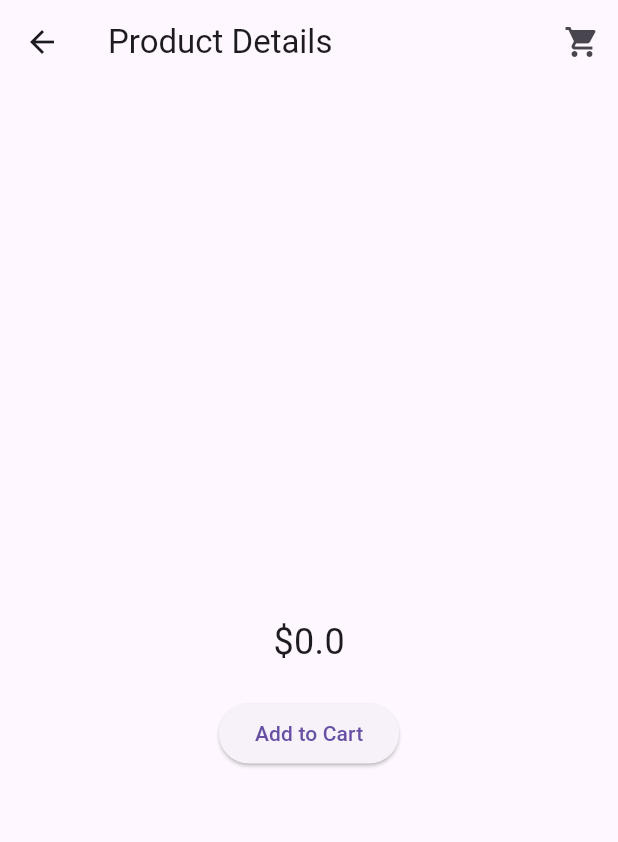
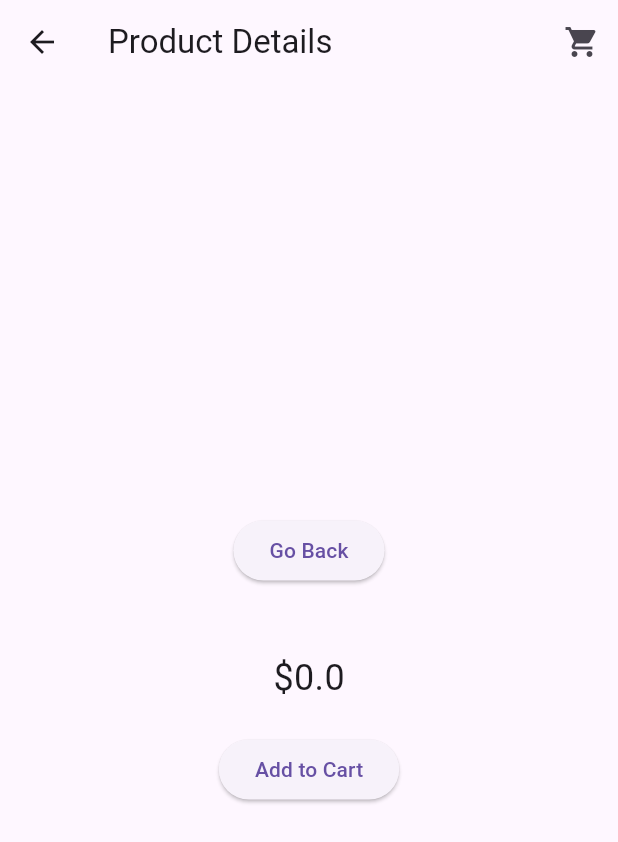
Before and after one commit to josuemedinaguerrero/getx_intro_flutter, a Flutter app: the ProductDetailsView screen opened directly with empty values, on a phone screen of 412 x 824 dp. Shown: the top 842 px of the screen. Run offline on Flutter 3.47's test engine with Material 3 defaults, Android fonts, the phone set to English and light mode, and no system bars; our stand-ins replace get.

Commit message:
navigation getx

```diff
--- a/lib/app/modules/product/views/product_details_view.dart
+++ b/lib/app/modules/product/views/product_details_view.dart
@@ -5,6 +5,8 @@ import 'package:getx_intro/app/modules/product/models/product_model.dart';
 
 class ProductDetailsView extends StatelessWidget {
   final CartController cartController = Get.find<CartController>();
+
+  ProductDetailsView({super.key});
 
   @override
   Widget build(BuildContext context) {
@@ -17,7 +19,7 @@ class ProductDetailsView extends StatelessWidget {
           IconButton(
             icon: Icon(Icons.shopping_cart),
             onPressed: () {
-              Get.toNamed('/cart');
+              Get.offAllNamed('/cart');
             },
           )
         ],
@@ -26,6 +28,12 @@ class ProductDetailsView extends StatelessWidget {
         child: Column(
           mainAxisAlignment: MainAxisAlignment.center,
           children: [
+            ElevatedButton(
+              child: Text('Go Back'),
+              onPressed: () {
+                Get.back();
+              },
+            ),
             Text(product.name, style: TextStyle(fontSize: 24)),
             SizedBox(height: 10),
             Text('\$${product.price.toString()}', style: TextStyle(fontSize: 24)),
--- a/lib/app/routes/app_pages.dart
+++ b/lib/app/routes/app_pages.dart
@@ -1,5 +1,6 @@
 import 'package:get/get.dart';
 import 'package:getx_intro/app/modules/product/views/cart_view.dart';
+import 'package:getx_intro/app/modules/product/views/checkout_view.dart';
 import 'package:getx_intro/app/modules/product/views/product_details_view.dart';
 import 'package:getx_intro/app/modules/product/views/product_view.dart';
 
@@ -10,5 +11,6 @@ class AppPages {
     GetPage(name: Routes.PRODUCT, page: () => ProductView()),
     GetPage(name: Routes.PRODUCT_DETAILS, page: () => ProductDetailsView()),
     GetPage(name: Routes.CART, page: () => CartView()),
+    GetPage(name: Routes.CHECKOUT, page: () => CheckoutView()),
   ];
 }
--- a/lib/app/routes/app_routes.dart
+++ b/lib/app/routes/app_routes.dart
@@ -4,4 +4,5 @@ class Routes {
   static const PRODUCT = '/product';
   static const PRODUCT_DETAILS = '/product-details';
   static const CART = '/cart';
+  static const CHECKOUT = '/checkout';
 }
```
Also changed, not shown: lib/app/modules/product/views/cart_view.dart (+10 -1 lines), lib/app/modules/product/views/checkout_view.dart (added, +28 -0 lines), lib/app/modules/product/views/product_view.dart (+7 -1 lines).
